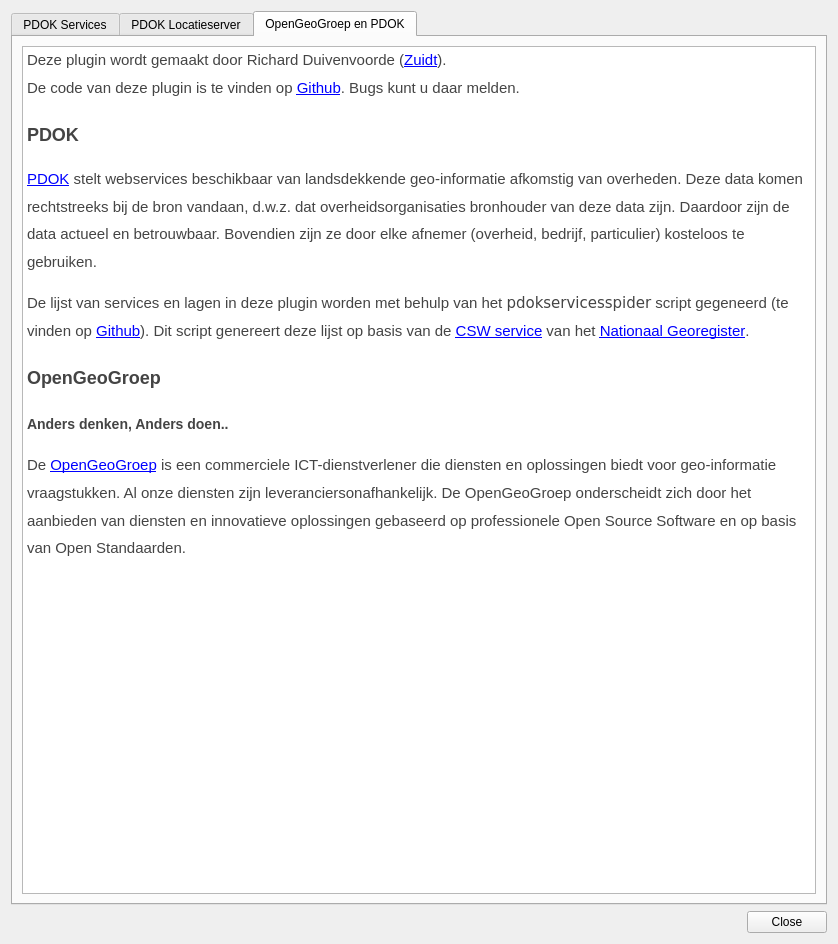
This is pdokservicesplugin/ui_pdokservicesplugindialog.ui in rduivenvoorde/pdokservicesplugin as Qt 5 draws it before an edit. The edited form follows.
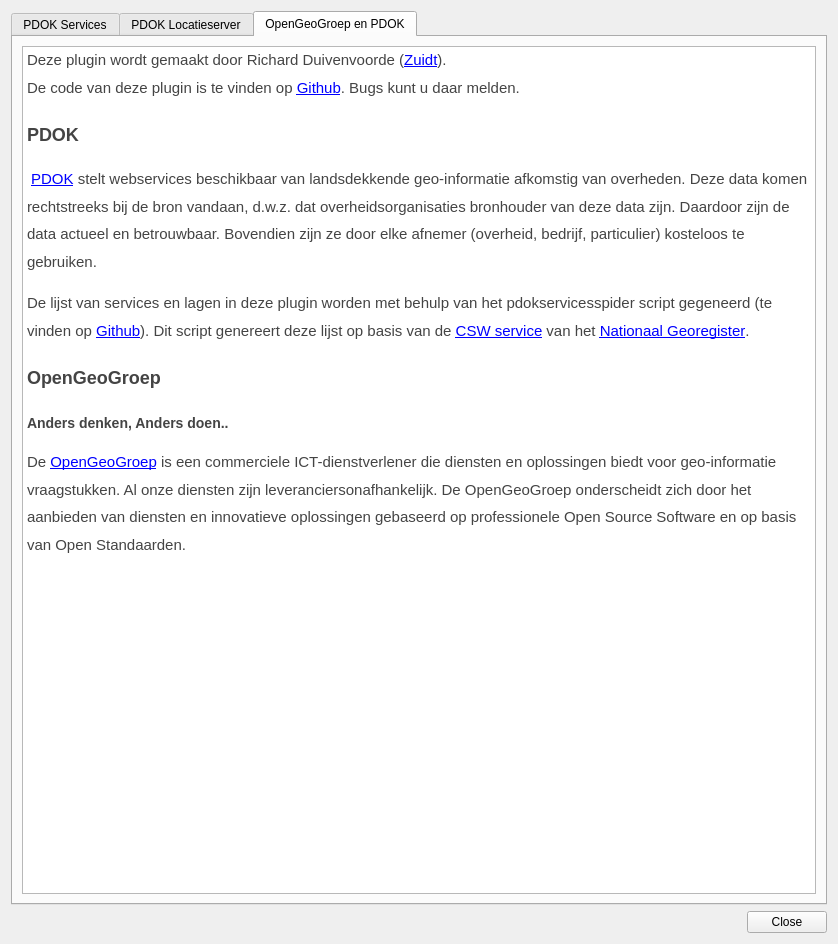
This is the edited form. The open tabs and pages were chosen to show the change. Icons and pictures are not drawn.

Commit message: Make layer list default open tab

Patch:
```diff
--- a/pdokservicesplugin/ui_pdokservicesplugindialog.ui
+++ b/pdokservicesplugin/ui_pdokservicesplugindialog.ui
@@ -326,59 +326,17 @@
               <item row="0" column="0">
                 <widget class="QTextBrowser" name="webView">
                   <property name="html">
-                    <string>&lt;html&gt;
-
-&lt;head&gt;
-  &lt;style&gt;
-    body {
-      color: #444444;
-      font-family: &quot;Helvetica Neue&quot;, Helvetica, Arial, sans-serif;
-      font-size: 15px;
-      font-size-adjust: none;
-      font-stretch: normal;
-      font-style: normal;
-      font-variant: normal;
-      font-weight: 300;
-      line-height: 1.625;
-    }
-  &lt;/style&gt;
-
-&lt;/head&gt;
-
-&lt;body&gt;
-  &lt;p&gt;
-    Deze plugin wordt gemaakt door Richard Duivenvoorde (&lt;a href=&quot;http://www.zuidt.nl&quot;&gt;Zuidt&lt;/a&gt;).
-    &lt;br&gt;
-    De code van deze plugin is te vinden op &lt;a href=&quot;https://github.com/rduivenvoorde/pdokservicesplugin&quot;&gt;Github&lt;/a&gt;.
-    Bugs kunt u daar melden.
-  &lt;/p&gt;
-
-  &lt;h2&gt;PDOK&lt;/h2&gt;
-  &lt;p&gt;
-    &lt;img style=&quot;margin-right:10px;&quot; src=&quot;:/plugins/pdokservicesplugin/resources/pdok.png&quot; align=&quot;left&quot; /&gt;
-    &lt;a href=&quot;http://www.pdok.nl&quot;&gt;PDOK&lt;/a&gt; stelt webservices beschikbaar van landsdekkende geo-informatie afkomstig van
-    overheden. Deze data komen rechtstreeks bij de bron vandaan, d.w.z. dat overheidsorganisaties bronhouder van deze
-    data zijn. Daardoor zijn de data actueel en betrouwbaar. Bovendien zijn ze door elke afnemer (overheid, bedrijf,
-    particulier) kosteloos te gebruiken.
-  &lt;/p&gt;
-  &lt;p&gt;
-    De lijst van services en lagen in deze plugin worden met behulp van het &lt;tt&gt;pdokservicesspider&lt;/tt&gt; script
-    gegeneerd (te vinden op &lt;a href=&quot;https://github.com/rduivenvoorde/pdokservicesplugin&quot;&gt;Github&lt;/a&gt;). Dit script
-    genereert deze lijst op basis van de &lt;a
-      href=&quot;https://www.nationaalgeoregister.nl/geonetwork/srv/dut/csw?service=CSW&amp;request=GetCapabilities&amp;version=2.0.2&quot;&gt;CSW
-      service&lt;/a&gt; van het &lt;a href=&quot;https://www.nationaalgeoregister.nl/&quot;&gt;Nationaal Georegister&lt;/a&gt;.
-  &lt;/p&gt;
-
-  &lt;h2&gt;OpenGeoGroep&lt;/h2&gt;
-  &lt;h3&gt;Anders denken, Anders doen..&lt;/h3&gt;
-  &lt;p&gt;&lt;img src=&quot;:/plugins/pdokservicesplugin/resources/ogg.gif&quot; align=&quot;left&quot; /&gt;De &lt;a
-      href=&quot;http://www.opengeogroep.nl&quot;&gt;OpenGeoGroep&lt;/a&gt; is een
-    commerciele ICT-dienstverlener die diensten en oplossingen biedt voor geo-informatie vraagstukken. Al onze diensten
-    zijn leveranciersonafhankelijk. De OpenGeoGroep onderscheidt zich door het aanbieden van diensten en innovatieve
-    oplossingen gebaseerd op professionele Open Source Software en op basis van Open Standaarden.&lt;/p&gt;
-&lt;/body&gt;
-
-&lt;/html&gt;</string>
+          <string>&lt;!DOCTYPE HTML PUBLIC &quot;-//W3C//DTD HTML 4.0//EN&quot; &quot;http://www.w3.org/TR/REC-html40/strict.dtd&quot;&gt;
+&lt;html&gt;&lt;head&gt;&lt;meta name=&quot;qrichtext&quot; content=&quot;1&quot; /&gt;&lt;style type=&quot;text/css&quot;&gt;
+p, li { white-space: pre-wrap; }
+&lt;/style&gt;&lt;/head&gt;&lt;body style=&quot; font-family:'Cantarell'; font-size:11pt; font-weight:400; font-style:normal;&quot;&gt;
+&lt;p style=&quot; margin-top:12px; margin-bottom:12px; margin-left:0px; margin-right:0px; -qt-block-indent:0; text-indent:0px; line-height:162.5%;&quot;&gt;&lt;span style=&quot; font-family:'Helvetica Neue','Helvetica','Arial','sans-serif'; font-size:15px; font-weight:304; color:#444444;&quot;&gt;Deze plugin wordt gemaakt door Richard Duivenvoorde (&lt;/span&gt;&lt;a href=&quot;http://www.zuidt.nl&quot;&gt;&lt;span style=&quot; font-family:'Helvetica Neue','Helvetica','Arial','sans-serif'; font-size:15px; font-weight:304; text-decoration: underline; color:#0000ff;&quot;&gt;Zuidt&lt;/span&gt;&lt;/a&gt;&lt;span style=&quot; font-family:'Helvetica Neue','Helvetica','Arial','sans-serif'; font-size:15px; font-weight:304; color:#444444;&quot;&gt;). &lt;br /&gt;De code van deze plugin is te vinden op &lt;/span&gt;&lt;a href=&quot;https://github.com/rduivenvoorde/pdokservicesplugin&quot;&gt;&lt;span style=&quot; font-family:'Helvetica Neue','Helvetica','Arial','sans-serif'; font-size:15px; font-weight:304; text-decoration: underline; color:#0000ff;&quot;&gt;Github&lt;/span&gt;&lt;/a&gt;&lt;span style=&quot; font-family:'Helvetica Neue','Helvetica','Arial','sans-serif'; font-size:15px; font-weight:304; color:#444444;&quot;&gt;. Bugs kunt u daar melden. &lt;/span&gt;&lt;/p&gt;
+&lt;h2 style=&quot; margin-top:16px; margin-bottom:12px; margin-left:0px; margin-right:0px; -qt-block-indent:0; text-indent:0px; line-height:162.5%;&quot;&gt;&lt;span style=&quot; font-family:'Helvetica Neue','Helvetica','Arial','sans-serif'; font-size:x-large; font-weight:600; color:#444444;&quot;&gt;PDOK&lt;/span&gt;&lt;span style=&quot; font-family:'Helvetica Neue','Helvetica','Arial','sans-serif'; font-size:15px; font-weight:304; color:#444444;&quot;&gt; &lt;/span&gt;&lt;/h2&gt;
+&lt;p style=&quot; margin-top:12px; margin-bottom:12px; margin-left:0px; margin-right:0px; -qt-block-indent:0; text-indent:0px; line-height:162.5%;&quot;&gt;&lt;img src=&quot;:/plugins/pdokservicesplugin/resources/pdok.png&quot; style=&quot;float: left;&quot; /&gt;&lt;span style=&quot; font-family:'Helvetica Neue','Helvetica','Arial','sans-serif'; font-size:15px; font-weight:304; color:#444444;&quot;&gt; &lt;/span&gt;&lt;a href=&quot;http://www.pdok.nl&quot;&gt;&lt;span style=&quot; font-family:'Helvetica Neue','Helvetica','Arial','sans-serif'; font-size:15px; font-weight:304; text-decoration: underline; color:#0000ff;&quot;&gt;PDOK&lt;/span&gt;&lt;/a&gt;&lt;span style=&quot; font-family:'Helvetica Neue','Helvetica','Arial','sans-serif'; font-size:15px; font-weight:304; color:#444444;&quot;&gt; stelt webservices beschikbaar van landsdekkende geo-informatie afkomstig van overheden. Deze data komen rechtstreeks bij de bron vandaan, d.w.z. dat overheidsorganisaties bronhouder van deze data zijn. Daardoor zijn de data actueel en betrouwbaar. Bovendien zijn ze door elke afnemer (overheid, bedrijf, particulier) kosteloos te gebruiken. &lt;/span&gt;&lt;/p&gt;
+&lt;p style=&quot; margin-top:12px; margin-bottom:12px; margin-left:0px; margin-right:0px; -qt-block-indent:0; text-indent:0px; line-height:162.5%;&quot;&gt;&lt;span style=&quot; font-family:'Helvetica Neue','Helvetica','Arial','sans-serif'; font-size:15px; font-weight:304; color:#444444;&quot;&gt;De lijst van services en lagen in deze plugin worden met behulp van het &lt;/span&gt;&lt;span style=&quot; font-family:'monospace'; font-size:15px; font-weight:304; color:#444444;&quot;&gt;pdokservicesspider&lt;/span&gt;&lt;span style=&quot; font-family:'Helvetica Neue','Helvetica','Arial','sans-serif'; font-size:15px; font-weight:304; color:#444444;&quot;&gt; script gegeneerd (te vinden op &lt;/span&gt;&lt;a href=&quot;https://github.com/rduivenvoorde/pdokservicesplugin&quot;&gt;&lt;span style=&quot; font-family:'Helvetica Neue','Helvetica','Arial','sans-serif'; font-size:15px; font-weight:304; text-decoration: underline; color:#0000ff;&quot;&gt;Github&lt;/span&gt;&lt;/a&gt;&lt;span style=&quot; font-family:'Helvetica Neue','Helvetica','Arial','sans-serif'; font-size:15px; font-weight:304; color:#444444;&quot;&gt;). Dit script genereert deze lijst op basis van de &lt;/span&gt;&lt;a href=&quot;https://www.nationaalgeoregister.nl/geonetwork/srv/dut/csw?service=CSW&amp;amp;request=GetCapabilities&amp;amp;version=2.0.2&quot;&gt;&lt;span style=&quot; font-family:'Helvetica Neue','Helvetica','Arial','sans-serif'; font-size:15px; font-weight:304; text-decoration: underline; color:#0000ff;&quot;&gt;CSW service&lt;/span&gt;&lt;/a&gt;&lt;span style=&quot; font-family:'Helvetica Neue','Helvetica','Arial','sans-serif'; font-size:15px; font-weight:304; color:#444444;&quot;&gt; van het &lt;/span&gt;&lt;a href=&quot;https://www.nationaalgeoregister.nl/&quot;&gt;&lt;span style=&quot; font-family:'Helvetica Neue','Helvetica','Arial','sans-serif'; font-size:15px; font-weight:304; text-decoration: underline; color:#0000ff;&quot;&gt;Nationaal Georegister&lt;/span&gt;&lt;/a&gt;&lt;span style=&quot; font-family:'Helvetica Neue','Helvetica','Arial','sans-serif'; font-size:15px; font-weight:304; color:#444444;&quot;&gt;. &lt;/span&gt;&lt;/p&gt;
+&lt;h2 style=&quot; margin-top:16px; margin-bottom:12px; margin-left:0px; margin-right:0px; -qt-block-indent:0; text-indent:0px; line-height:162.5%;&quot;&gt;&lt;span style=&quot; font-family:'Helvetica Neue','Helvetica','Arial','sans-serif'; font-size:x-large; font-weight:600; color:#444444;&quot;&gt;OpenGeoGroep&lt;/span&gt;&lt;span style=&quot; font-family:'Helvetica Neue','Helvetica','Arial','sans-serif'; font-size:15px; font-weight:304; color:#444444;&quot;&gt; &lt;/span&gt;&lt;/h2&gt;
+&lt;h3 style=&quot; margin-top:14px; margin-bottom:12px; margin-left:0px; margin-right:0px; -qt-block-indent:0; text-indent:0px; line-height:162.5%;&quot;&gt;&lt;span style=&quot; font-family:'Helvetica Neue','Helvetica','Arial','sans-serif'; font-size:large; font-weight:600; color:#444444;&quot;&gt;Anders denken, Anders doen..&lt;/span&gt;&lt;span style=&quot; font-family:'Helvetica Neue','Helvetica','Arial','sans-serif'; font-size:15px; font-weight:304; color:#444444;&quot;&gt; &lt;/span&gt;&lt;/h3&gt;
+&lt;p style=&quot; margin-top:12px; margin-bottom:12px; margin-left:0px; margin-right:0px; -qt-block-indent:0; text-indent:0px; line-height:162.5%;&quot;&gt;&lt;img src=&quot;:/plugins/pdokservicesplugin/resources/ogg.gif&quot; style=&quot;float: left;&quot; /&gt;&lt;span style=&quot; font-family:'Helvetica Neue','Helvetica','Arial','sans-serif'; font-size:15px; font-weight:304; color:#444444;&quot;&gt;De &lt;/span&gt;&lt;a href=&quot;http://www.opengeogroep.nl&quot;&gt;&lt;span style=&quot; font-family:'Helvetica Neue','Helvetica','Arial','sans-serif'; font-size:15px; font-weight:304; text-decoration: underline; color:#0000ff;&quot;&gt;OpenGeoGroep&lt;/span&gt;&lt;/a&gt;&lt;span style=&quot; font-family:'Helvetica Neue','Helvetica','Arial','sans-serif'; font-size:15px; font-weight:304; color:#444444;&quot;&gt; is een commerciele ICT-dienstverlener die diensten en oplossingen biedt voor geo-informatie vraagstukken. Al onze diensten zijn leveranciersonafhankelijk. De OpenGeoGroep onderscheidt zich door het aanbieden van diensten en innovatieve oplossingen gebaseerd op professionele Open Source Software en op basis van Open Standaarden.&lt;/span&gt; &lt;/p&gt;&lt;/body&gt;&lt;/html&gt;</string>
                   </property>
                   <property name="openExternalLinks">
                     <bool>true</bool>
```
Left out of the diff: 4 changed lines with no effect on the pictures. Lines whose indentation alone changed are shown as unchanged. The commit also changes 1 other file.
